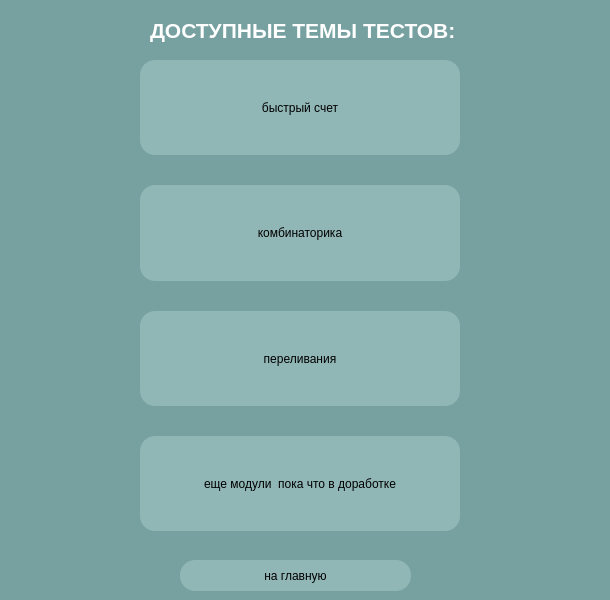
This is profs.ui in xiaoticc/maths_project as Qt 5 draws it before an edit. The edited form follows.
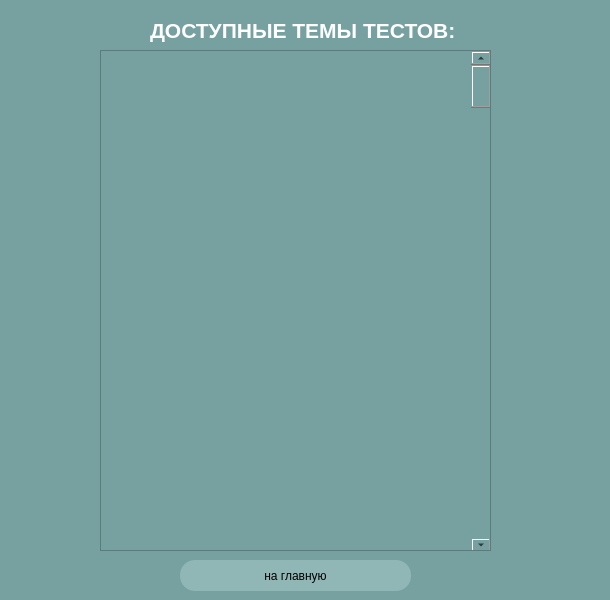
This is the edited form.

```diff
--- a/profs.ui
+++ b/profs.ui
@@ -58,148 +58,6 @@
      <string>ДОСТУПНЫЕ ТЕМЫ ТЕСТОВ:</string>
     </property>
    </widget>
-   <widget class="QWidget" name="verticalLayoutWidget">
-    <property name="geometry">
-     <rect>
-      <x>140</x>
-      <y>60</y>
-      <width>320</width>
-      <height>471</height>
-     </rect>
-    </property>
-    <layout class="QVBoxLayout">
-     <property name="spacing">
-      <number>30</number>
-     </property>
-     <property name="sizeConstraint">
-      <enum>QLayout::SetMaximumSize</enum>
-     </property>
-     <property name="leftMargin">
-      <number>0</number>
-     </property>
-     <property name="topMargin">
-      <number>0</number>
-     </property>
-     <property name="rightMargin">
-      <number>0</number>
-     </property>
-     <property name="bottomMargin">
-      <number>0</number>
-     </property>
-     <item>
-      <widget class="QPushButton" name="btn_pr1">
-       <property name="sizePolicy">
-        <sizepolicy hsizetype="Expanding" vsizetype="Expanding">
-         <horstretch>0</horstretch>
-         <verstretch>0</verstretch>
-        </sizepolicy>
-       </property>
-       <property name="layoutDirection">
-        <enum>Qt::LeftToRight</enum>
-       </property>
-       <property name="styleSheet">
-        <string notr="true">QPushButton {
-	background-color: rgb(145, 182, 182);
-	border-width: 2px;
-	border-radius: 15px;
-}
-
-</string>
-       </property>
-       <property name="text">
-        <string>быстрый счет</string>
-       </property>
-       <attribute name="buttonGroup">
-        <string notr="true">prof_buttons</string>
-       </attribute>
-      </widget>
-     </item>
-     <item>
-      <widget class="QPushButton" name="btn_pr2">
-       <property name="sizePolicy">
-        <sizepolicy hsizetype="Expanding" vsizetype="Expanding">
-         <horstretch>0</horstretch>
-         <verstretch>0</verstretch>
-        </sizepolicy>
-       </property>
-       <property name="styleSheet">
-        <string notr="true">QPushButton {
-	background-color: rgb(145, 182, 182);
-	border-width: 10px;
-	border-radius: 15px;
-}
-
-QPushbutton:pressed {
-	background-color: white
-
-}</string>
-       </property>
-       <property name="text">
-        <string>комбинаторика</string>
-       </property>
-       <attribute name="buttonGroup">
-        <string notr="true">prof_buttons</string>
-       </attribute>
-      </widget>
-     </item>
-     <item>
-      <widget class="QPushButton" name="btn_pr3">
-       <property name="sizePolicy">
-        <sizepolicy hsizetype="MinimumExpanding" vsizetype="MinimumExpanding">
-         <horstretch>0</horstretch>
-         <verstretch>0</verstretch>
-        </sizepolicy>
-       </property>
-       <property name="styleSheet">
-        <string notr="true">QPushButton {
-	background-color: rgb(145, 182, 182);
-	border-width: 2px;
-	border-radius: 15px;
-}
-
-QPushbutton:pressed {
-	background-color: white
-
-}</string>
-       </property>
-       <property name="text">
-        <string>переливания</string>
-       </property>
-       <attribute name="buttonGroup">
-        <string notr="true">prof_buttons</string>
-       </attribute>
-      </widget>
-     </item>
-     <item>
-      <widget class="QPushButton" name="btn_pr4">
-       <property name="sizePolicy">
-        <sizepolicy hsizetype="MinimumExpanding" vsizetype="MinimumExpanding">
-         <horstretch>0</horstretch>
-         <verstretch>0</verstretch>
-        </sizepolicy>
-       </property>
-       <property name="styleSheet">
-        <string notr="true">QPushButton {
-	background-color: rgb(145, 182, 182);
-	border-width: 2px;
-	border-radius: 15px;
-}
-
-QPushbutton:pressed {
-	background-color: white
-
-}</string>
-       </property>
-       <property name="text">
-        <string>еще модули  пока что в доработке</string>
-       </property>
-       <attribute name="buttonGroup">
-        <string notr="true">prof_buttons</string>
-       </attribute>
-      </widget>
-     </item>
-    </layout>
-   </widget>
    <widget class="QPushButton" name="btn_mainp">
     <property name="geometry">
      <rect>
@@ -225,6 +83,42 @@
      <string>на главную</string>
     </property>
    </widget>
+   <widget class="QScrollArea" name="scrollArea">
+    <property name="geometry">
+     <rect>
+      <x>100</x>
+      <y>50</y>
+      <width>391</width>
+      <height>501</height>
+     </rect>
+    </property>
+    <property name="widgetResizable">
+     <bool>true</bool>
+    </property>
+    <widget class="QWidget" name="scrollAreaWidgetContents">
+     <property name="geometry">
+      <rect>
+       <x>0</x>
+       <y>0</y>
+       <width>389</width>
+       <height>499</height>
+      </rect>
+     </property>
+     <widget class="QScrollBar" name="verticalScrollBar">
+      <property name="geometry">
+       <rect>
+        <x>370</x>
+        <y>0</y>
+        <width>20</width>
+        <height>501</height>
+       </rect>
+      </property>
+      <property name="orientation">
+       <enum>Qt::Vertical</enum>
+      </property>
+     </widget>
+    </widget>
+   </widget>
   </widget>
  </widget>
  <resources/>
```
Left out of the diff: 3 changed lines with no effect on the pictures.
